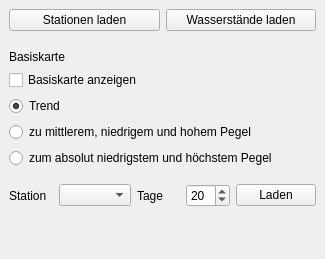
Above: pegel_online_displayer_dockwidget_base.ui from BeneLuWi/gis before the change. Below: the same form after it.
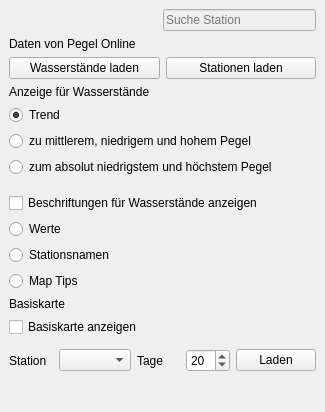
That is the form after the change. Custom widgets are drawn as their Qt base class.

Commit message: Search bar

Diff of the .ui file:
```diff
--- a/pegel_online_displayer_dockwidget_base.ui
+++ b/pegel_online_displayer_dockwidget_base.ui
@@ -7,7 +7,7 @@
     <x>0</x>
     <y>0</y>
     <width>325</width>
-    <height>259</height>
+    <height>412</height>
    </rect>
   </property>
   <property name="windowTitle">
@@ -15,7 +15,57 @@
   </property>
   <widget class="QWidget" name="dockWidgetContents">
    <layout class="QGridLayout" name="gridLayout">
-    <item row="4" column="0">
+    <item row="2" column="0">
+     <layout class="QVBoxLayout" name="vlayout_map">
+      <property name="topMargin">
+       <number>0</number>
+      </property>
+      <property name="bottomMargin">
+       <number>10</number>
+      </property>
+      <item>
+       <widget class="QLabel" name="label">
+        <property name="text">
+         <string>Anzeige für Wasserstände</string>
+        </property>
+       </widget>
+      </item>
+      <item>
+       <widget class="QRadioButton" name="rbStyleT">
+        <property name="text">
+         <string>Trend</string>
+        </property>
+        <property name="checked">
+         <bool>true</bool>
+        </property>
+        <attribute name="buttonGroup">
+         <string notr="true">bgStyleCurrentW</string>
+        </attribute>
+       </widget>
+      </item>
+      <item>
+       <widget class="QRadioButton" name="rbStyleM">
+        <property name="text">
+         <string>zu mittlerem, niedrigem und hohem Pegel</string>
+        </property>
+        <attribute name="buttonGroup">
+         <string notr="true">bgStyleCurrentW</string>
+        </attribute>
+       </widget>
+      </item>
+      <item>
+       <widget class="QRadioButton" name="rbStyleN">
+        <property name="text">
+         <string>zum absolut niedrigstem und höchstem Pegel</string>
+        </property>
+        <attribute name="buttonGroup">
+         <string notr="true">bgStyleCurrentW</string>
+        </attribute>
+       </widget>
+      </item>
+     </layout>
+    </item>
+    <item row="5" column="0">
      <layout class="QVBoxLayout" name="vlayout_graph">
       <property name="spacing">
        <number>6</number>
@@ -92,23 +142,23 @@
       </item>
      </layout>
     </item>
-    <item row="2" column="0">
+    <item row="1" column="0">
      <layout class="QVBoxLayout" name="vlayout_layers">
       <property name="bottomMargin">
-       <number>13</number>
+       <number>0</number>
       </property>
+      <item>
+       <widget class="QLabel" name="lbLayers">
+        <property name="text">
+         <string>Daten von Pegel Online</string>
+        </property>
+       </widget>
+      </item>
       <item>
        <layout class="QHBoxLayout" name="hLayout_layerbuttons">
         <property name="bottomMargin">
          <number>0</number>
         </property>
-        <item>
-         <widget class="QPushButton" name="pbLoadStations">
-          <property name="text">
-           <string>Stationen laden</string>
-          </property>
-         </widget>
-        </item>
         <item>
          <widget class="QPushButton" name="pbLoadCurrentW">
           <property name="text">
@@ -125,18 +175,104 @@
           </property>
          </widget>
         </item>
+        <item>
+         <widget class="QPushButton" name="pbLoadStations">
+          <property name="text">
+           <string>Stationen laden</string>
+          </property>
+         </widget>
+        </item>
        </layout>
       </item>
      </layout>
     </item>
+    <item row="0" column="0">
+     <layout class="QHBoxLayout" name="hlayout_tools">
+      <property name="bottomMargin">
+       <number>0</number>
+      </property>
+      <item>
+       <spacer name="spacerTools">
+        <property name="orientation">
+         <enum>Qt::Horizontal</enum>
+        </property>
+        <property name="sizeHint" stdset="0">
+         <size>
+          <width>40</width>
+          <height>20</height>
+         </size>
+        </property>
+       </spacer>
+      </item>
+      <item>
+       <widget class="QgsFilterLineEdit" name="leStationSearch">
+        <property name="enabled">
+         <bool>false</bool>
+        </property>
+        <property name="text">
+         <string/>
+        </property>
+        <property name="placeholderText">
+         <string>Suche Station</string>
+        </property>
+        <property name="clearButtonEnabled">
+         <bool>true</bool>
+        </property>
+        <property name="clearMode">
+         <enum>QgsFilterLineEdit::ClearToNull</enum>
+        </property>
+        <property name="showSearchIcon">
+         <bool>true</bool>
+        </property>
+        <property name="qgisRelation" stdset="0">
+         <string notr="true"/>
+        </property>
+       </widget>
+      </item>
+     </layout>
+    </item>
     <item row="3" column="0">
-     <layout class="QVBoxLayout" name="vlayout_map">
-      <property name="topMargin">
-       <number>0</number>
-      </property>
+     <layout class="QVBoxLayout" name="vlayout_labels">
       <property name="bottomMargin">
-       <number>10</number>
+       <number>6</number>
       </property>
+      <item>
+       <widget class="QCheckBox" name="cbLabels">
+        <property name="text">
+         <string>Beschriftungen für Wasserstände anzeigen</string>
+        </property>
+       </widget>
+      </item>
+      <item>
+       <widget class="QRadioButton" name="rbLabelValues">
+        <property name="text">
+         <string>Werte</string>
+        </property>
+        <attribute name="buttonGroup">
+         <string notr="true">bgLabelCurrentW</string>
+        </attribute>
+       </widget>
+      </item>
+      <item>
+       <widget class="QRadioButton" name="rbLabelNames">
+        <property name="text">
+         <string>Stationsnamen</string>
+        </property>
+        <attribute name="buttonGroup">
+         <string notr="true">bgLabelCurrentW</string>
+        </attribute>
+       </widget>
+      </item>
+      <item>
+       <widget class="QRadioButton" name="rbLabelMapTips">
+        <property name="text">
+         <string>Map Tips</string>
+        </property>
+        <attribute name="buttonGroup">
+         <string notr="true">bgLabelCurrentW</string>
+        </attribute>
+       </widget>
+      </item>
       <item>
        <widget class="QLabel" name="lbBasemap">
         <property name="text">
@@ -151,44 +287,18 @@
         </property>
        </widget>
       </item>
-      <item>
-       <widget class="QRadioButton" name="rbStyleT">
-        <property name="text">
-         <string>Trend</string>
-        </property>
-        <property name="checked">
-         <bool>true</bool>
-        </property>
-        <attribute name="buttonGroup">
-         <string notr="true">bgStyleCurrentW</string>
-        </attribute>
-       </widget>
-      </item>
-      <item>
-       <widget class="QRadioButton" name="rbStyleM">
-        <property name="text">
-         <string>zu mittlerem, niedrigem und hohem Pegel</string>
-        </property>
-        <attribute name="buttonGroup">
-         <string notr="true">bgStyleCurrentW</string>
-        </attribute>
-       </widget>
-      </item>
-      <item>
-       <widget class="QRadioButton" name="rbStyleN">
-        <property name="text">
-         <string>zum absolut niedrigstem und höchstem Pegel</string>
-        </property>
-        <attribute name="buttonGroup">
-         <string notr="true">bgStyleCurrentW</string>
-        </attribute>
-       </widget>
-      </item>
      </layout>
     </item>
    </layout>
   </widget>
  </widget>
+ <customwidgets>
+  <customwidget>
+   <class>QgsFilterLineEdit</class>
+   <extends>QLineEdit</extends>
+   <header>qgsfilterlineedit.h</header>
+  </customwidget>
+ </customwidgets>
  <resources/>
  <connections/>
  <buttongroups>
```
Left out of the diff: 1 changed line with no effect on the pictures. The commit also changes 3 other files.
